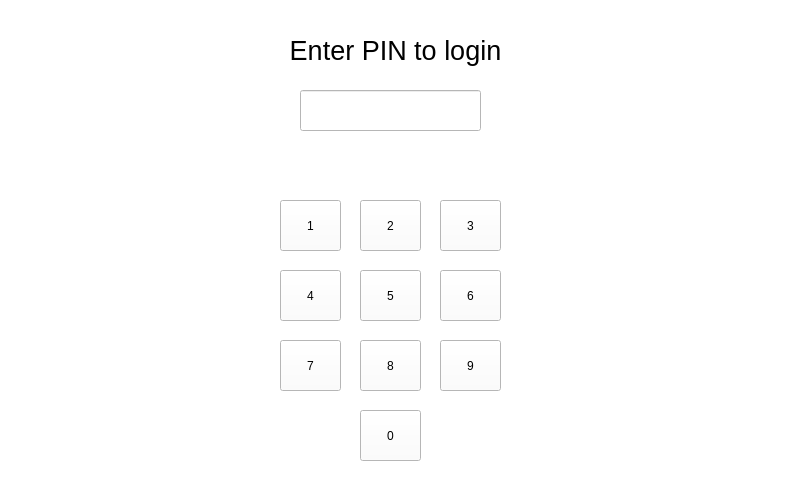
The window that mainwindow.ui (eiger824/SimpleLogin) describes before a commit, drawn with Qt 5.
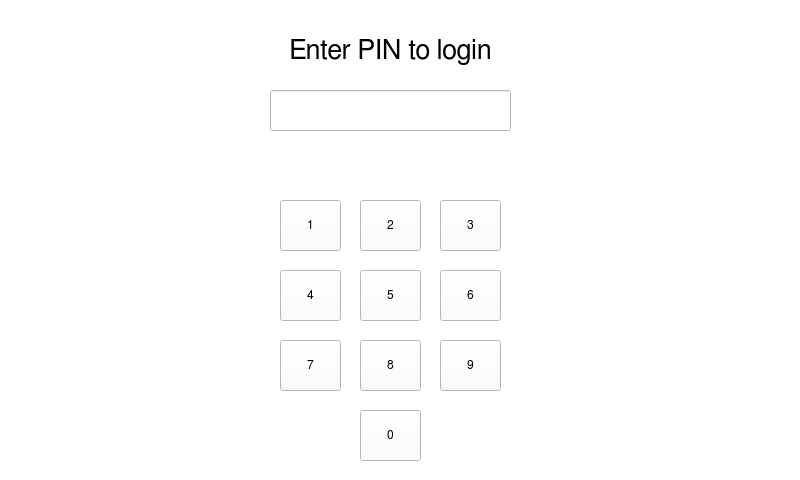
The same window after the commit.

What changed in the file:
```diff
--- a/mainwindow.ui
+++ b/mainwindow.ui
@@ -10,6 +10,11 @@
     <height>480</height>
    </rect>
   </property>
+  <property name="font">
+   <font>
+    <family>FreeSans</family>
+   </font>
+  </property>
   <property name="cursor">
    <cursorShape>BlankCursor</cursorShape>
   </property>
@@ -26,15 +31,19 @@
    <widget class="QLabel" name="label">
     <property name="geometry">
      <rect>
-      <x>210</x>
+      <x>200</x>
       <y>20</y>
-      <width>371</width>
+      <width>381</width>
       <height>61</height>
      </rect>
     </property>
     <property name="font">
      <font>
+      <family>FreeSans</family>
       <pointsize>20</pointsize>
+      <weight>50</weight>
+      <italic>false</italic>
+      <bold>false</bold>
      </font>
     </property>
     <property name="text">
@@ -47,15 +56,16 @@
    <widget class="QLineEdit" name="lineEdit">
     <property name="geometry">
      <rect>
-      <x>300</x>
+      <x>270</x>
       <y>90</y>
-      <width>181</width>
+      <width>241</width>
       <height>41</height>
      </rect>
     </property>
     <property name="font">
      <font>
-      <pointsize>20</pointsize>
+      <family>FreeSans</family>
+      <pointsize>15</pointsize>
      </font>
     </property>
     <property name="cursor">
@@ -83,6 +93,11 @@
       <height>51</height>
      </rect>
     </property>
+    <property name="font">
+     <font>
+      <family>FreeSans</family>
+     </font>
+    </property>
     <property name="text">
      <string>1</string>
     </property>
@@ -96,6 +111,11 @@
       <height>51</height>
      </rect>
     </property>
+    <property name="font">
+     <font>
+      <family>FreeSans</family>
+     </font>
+    </property>
     <property name="text">
      <string>2</string>
     </property>
@@ -109,6 +129,11 @@
       <height>51</height>
      </rect>
     </property>
+    <property name="font">
+     <font>
+      <family>FreeSans</family>
+     </font>
+    </property>
     <property name="text">
      <string>3</string>
     </property>
@@ -122,6 +147,11 @@
       <height>51</height>
      </rect>
     </property>
+    <property name="font">
+     <font>
+      <family>FreeSans</family>
+     </font>
+    </property>
     <property name="text">
      <string>4</string>
     </property>
@@ -135,6 +165,11 @@
       <height>51</height>
      </rect>
     </property>
+    <property name="font">
+     <font>
+      <family>FreeSans</family>
+     </font>
+    </property>
     <property name="text">
      <string>6</string>
     </property>
@@ -148,6 +183,11 @@
       <height>51</height>
      </rect>
     </property>
+    <property name="font">
+     <font>
+      <family>FreeSans</family>
+     </font>
+    </property>
     <property name="text">
      <string>5</string>
     </property>
@@ -161,6 +201,11 @@
       <height>51</height>
      </rect>
     </property>
+    <property name="font">
+     <font>
+      <family>FreeSans</family>
+     </font>
+    </property>
     <property name="text">
      <string>7</string>
     </property>
@@ -174,6 +219,11 @@
       <height>51</height>
      </rect>
     </property>
+    <property name="font">
+     <font>
+      <family>FreeSans</family>
+     </font>
+    </property>
     <property name="text">
      <string>9</string>
     </property>
@@ -187,6 +237,11 @@
       <height>51</height>
      </rect>
     </property>
+    <property name="font">
+     <font>
+      <family>FreeSans</family>
+     </font>
+    </property>
     <property name="text">
      <string>8</string>
     </property>
@@ -200,6 +255,11 @@
       <height>51</height>
      </rect>
     </property>
+    <property name="font">
+     <font>
+      <family>FreeSans</family>
+     </font>
+    </property>
     <property name="text">
      <string>0</string>
     </property>
@@ -208,11 +268,16 @@
     <property name="geometry">
      <rect>
       <x>250</x>
-      <y>160</y>
+      <y>150</y>
       <width>291</width>
-      <height>21</height>
+      <height>31</height>
      </rect>
     </property>
+    <property name="font">
+     <font>
+      <family>FreeSans</family>
+     </font>
+    </property>
     <property name="text">
      <string/>
     </property>
```
Left out of the diff: 3 changed lines with no effect on the pictures.
